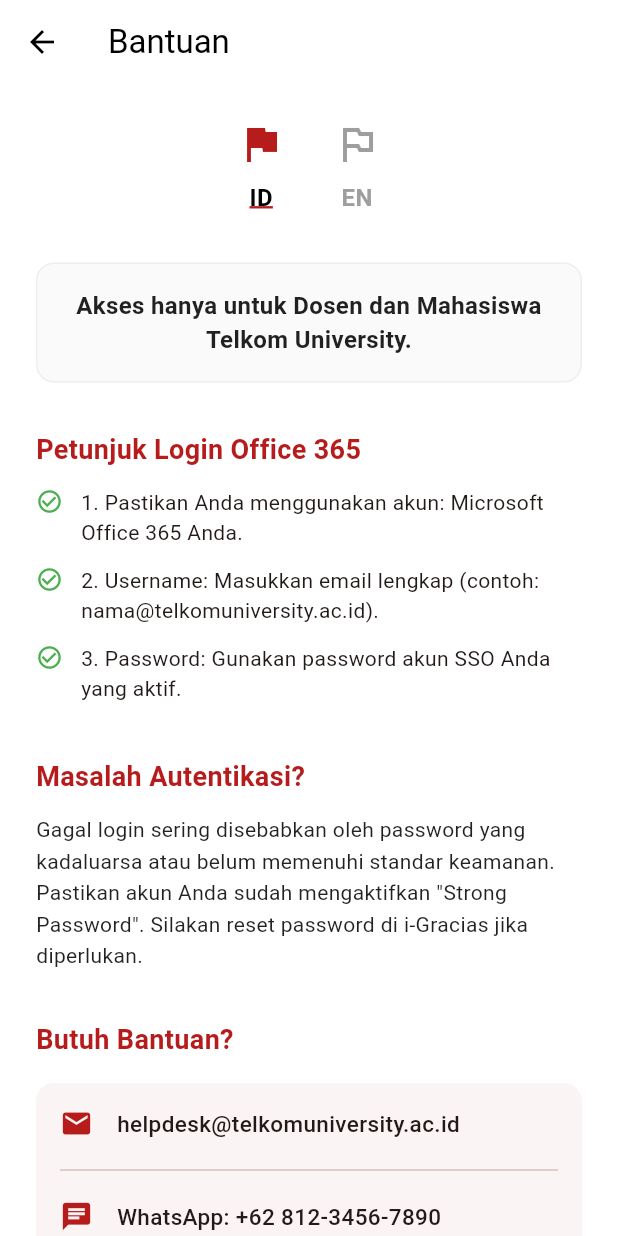
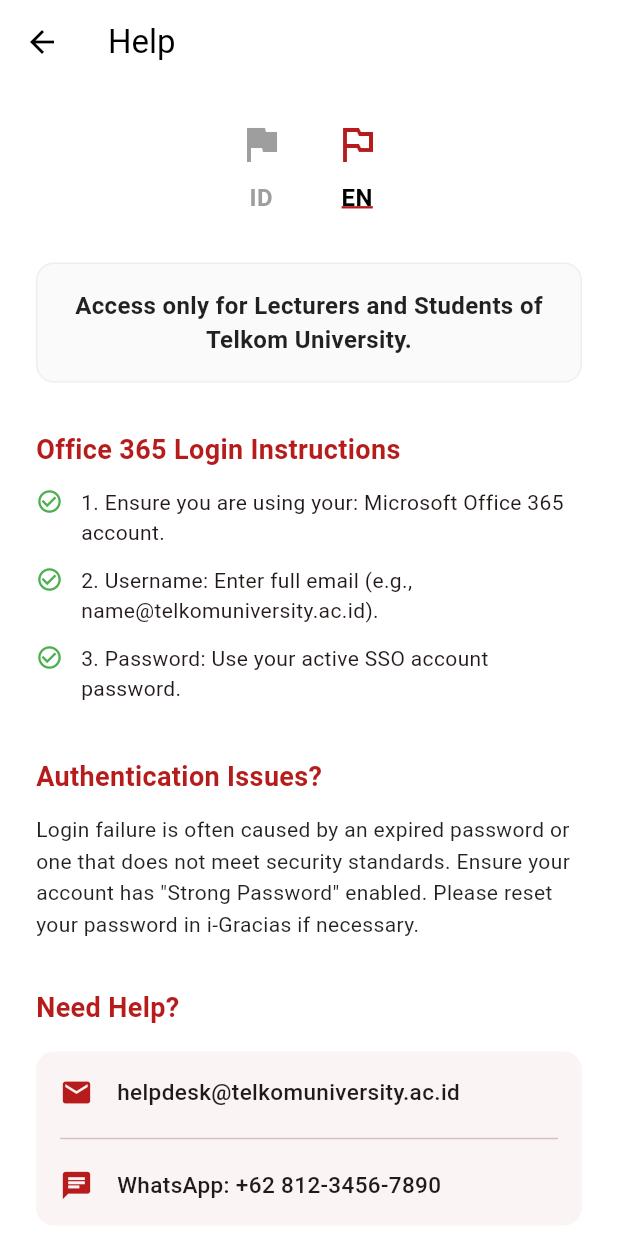
Before and after one commit to wlrmynt/celoe_lms, a Flutter app: the HelpScreen screen opened directly, after a tap on "EN", on a phone screen of 412 x 824 dp. Run offline on Flutter 3.47's test engine with Material 3 defaults, Android fonts, the phone set to English and light mode, and no system bars.

Commit message:
Implement English Localization in Help Screen

```diff
--- a/lib/screens/help_screen.dart
+++ b/lib/screens/help_screen.dart
@@ -16,7 +16,7 @@
     return Scaffold(
       backgroundColor: Colors.white,
       appBar: AppBar(
-        title: const Text('Bantuan', style: TextStyle(color: Colors.black)),
+        title: Text(isId ? 'Bantuan' : 'Help', style: const TextStyle(color: Colors.black)),
         backgroundColor: Colors.white,
         elevation: 0,
         leading: IconButton(
@@ -50,9 +50,11 @@
                 borderRadius: BorderRadius.circular(12),
                 border: Border.all(color: Colors.grey.shade200),
               ),
-              child: const Text(
-                'Akses hanya untuk Dosen dan Mahasiswa Telkom University.',
-                style: TextStyle(
+              child: Text(
+                isId
+                    ? 'Akses hanya untuk Dosen dan Mahasiswa Telkom University.'
+                    : 'Access only for Lecturers and Students of Telkom University.',
+                style: const TextStyle(
                   fontSize: 16,
                   fontWeight: FontWeight.bold,
                   color: Colors.black87,
@@ -63,27 +65,33 @@
             const SizedBox(height: 32),
 
             // 4. Instruksi Login Office 365
-            _buildSectionTitle('Petunjuk Login Office 365'),
+            _buildSectionTitle(
+                isId ? 'Petunjuk Login Office 365' : 'Office 365 Login Instructions'),
             const SizedBox(height: 12),
-            _buildInstructionText(
-                '1. Pastikan Anda menggunakan akun: Microsoft Office 365 Anda.'),
-            _buildInstructionText(
-                '2. Username: Masukkan email lengkap (contoh: nama@telkomuniversity.ac.id).'),
-            _buildInstructionText(
-                '3. Password: Gunakan password akun SSO Anda yang aktif.'),
+            _buildInstructionText(isId
+                ? '1. Pastikan Anda menggunakan akun: Microsoft Office 365 Anda.'
+                : '1. Ensure you are using your: Microsoft Office 365 account.'),
+            _buildInstructionText(isId
+                ? '2. Username: Masukkan email lengkap (contoh: nama@telkomuniversity.ac.id).'
+                : '2. Username: Enter full email (e.g., name@telkomuniversity.ac.id).'),
+            _buildInstructionText(isId
+                ? '3. Password: Gunakan password akun SSO Anda yang aktif.'
+                : '3. Password: Use your active SSO account password.'),
             const SizedBox(height: 24),
 
             // 5. Penjelasan Penyebab Gagal Autentikasi
-            _buildSectionTitle('Masalah Autentikasi?'),
+            _buildSectionTitle(isId ? 'Masalah Autentikasi?' : 'Authentication Issues?'),
             const SizedBox(height: 12),
-            const Text(
-              'Gagal login sering disebabkan oleh password yang kadaluarsa atau belum memenuhi standar keamanan. Pastikan akun Anda sudah mengaktifkan "Strong Password". Silakan reset password di i-Gracias jika diperlukan.',
-              style: TextStyle(height: 1.5, color: Colors.black87),
+            Text(
+              isId
+                  ? 'Gagal login sering disebabkan oleh password yang kadaluarsa atau belum memenuhi standar keamanan. Pastikan akun Anda sudah mengaktifkan "Strong Password". Silakan reset password di i-Gracias jika diperlukan.'
+                  : 'Login failure is often caused by an expired password or one that does not meet security standards. Ensure your account has "Strong Password" enabled. Please reset your password in i-Gracias if necessary.',
+              style: const TextStyle(height: 1.5, color: Colors.black87),
             ),
             const SizedBox(height: 32),
 
             // 6. Informasi Kontak Helpdesk
-            _buildSectionTitle('Butuh Bantuan?'),
+            _buildSectionTitle(isId ? 'Butuh Bantuan?' : 'Need Help?'),
             const SizedBox(height: 16),
             Container(
               padding: const EdgeInsets.all(16),
@@ -108,11 +116,14 @@
     );
   }
 
-  Widget _buildLanguageOption(String code, bool isSelected, IconData icon) {
+  Widget _buildLanguageOption(String code, bool isDefault, IconData icon) {
+    // Determine if this option is selected based on state
+    bool isSelected = (code == 'ID' && isId) || (code == 'EN' && !isId);
+
     return GestureDetector(
       onTap: () {
         setState(() {
-          isId = code == 'ID';
+          isId = (code == 'ID');
         });
       },
       child: Column(
```
